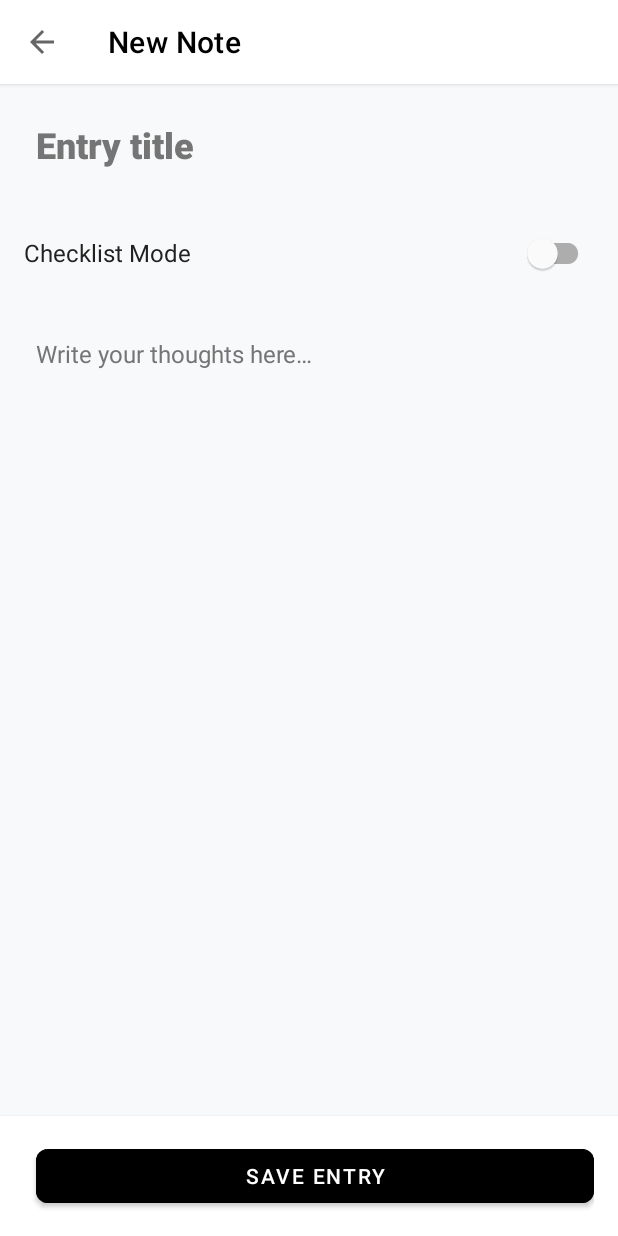
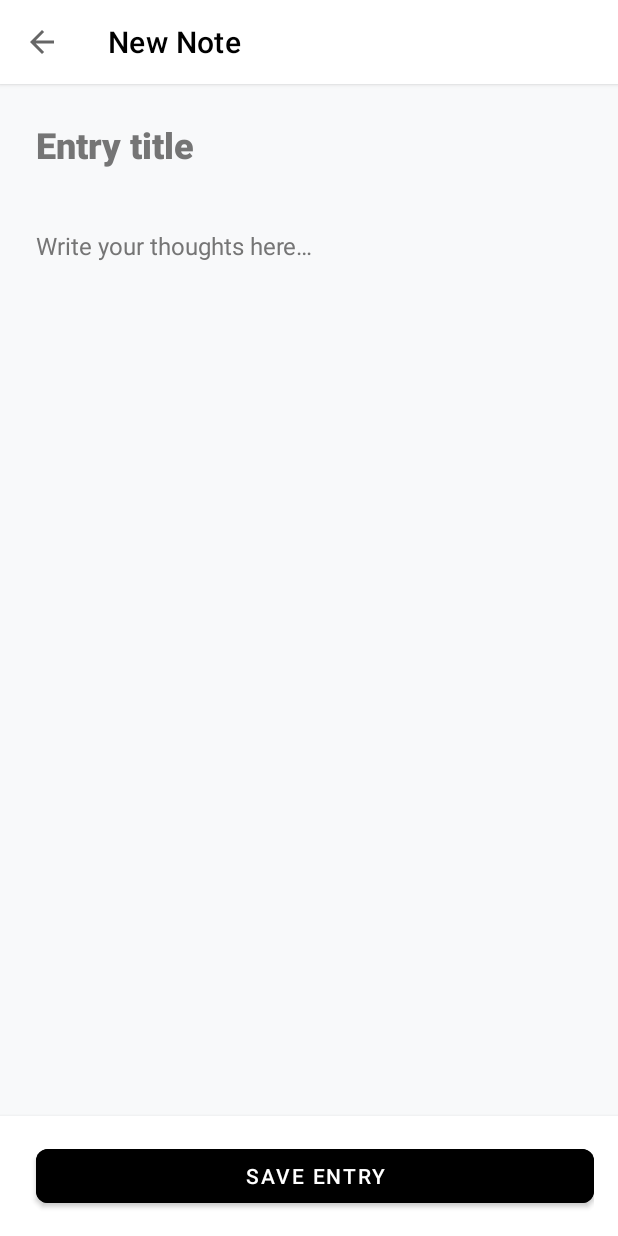
Before and after one commit to eums046/Mireve, an Android app: the AddEditDiaryActivity screen opened directly, with no data from a screen before it, on a phone screen of 412 x 824 dp. Run offline under Robolectric (Android 15) with nearby library versions, the phone set to English and light mode, and no system bars; our stand-ins replace Firebase (no records; nobody signed in at launch, a user with empty details on screens opened directly).

Commit message:
Refactor: Remove checklist functionality and simplify note creation
This commit removes the checklist feature from the note creation and editing screen (`AddEditDiaryActivity.kt`). The application will now only support plain text notes.

Key changes:

-   **Removed Checklist UI:**
    -   Deleted `item_checklist.xml`.
    -   Removed the `SwitchMaterial` for toggling between text and checklist mode from `activity_add_edit_diary.xml`.
    -   Removed the `RecyclerView` (`recyclerChecklist`) and associated "Add Item" button from `activity_add_edit_diary.xml`.
    -   The `cardTextContent` for plain text input is now always visible.
-   **Simplified `AddEditDiaryActivity.kt`:**
    -   Removed all logic related to `ChecklistAdapter`, `ChecklistItem`, and managing checklist items.
    -   `DiaryEntry` no longer stores `isChecklist` or `checklistItems`.
    -   Saving and loading logic now only handles title and content for plain text notes.
    -   The toolbar title now always reflects "Note" type.
    -   Implemented `OnBackPressedCallback` for consistent unsaved changes handling.
    -   Improved Firestore save logic to ensure the entry ID is correctly set when creating a new note.
-   **Updated String Resources:**
    -   Removed unused string `footer_text`.
-   **Build Configuration:**
    -   Added signing configuration for the release build in `app/build.gradle.kts`.
-   **Output Files:**
    -   Added release APK and baseline profile metadata.

```diff
--- a/app/build.gradle.kts
+++ b/app/build.gradle.kts
@@ -25,6 +25,7 @@ android {
                 getDefaultProguardFile("proguard-android-optimize.txt"),
                 "proguard-rules.pro"
             )
+            signingConfig = signingConfigs.getByName("debug")
         }
     }
     compileOptions {
--- a/app/src/main/res/layout/activity_add_edit_diary.xml
+++ b/app/src/main/res/layout/activity_add_edit_diary.xml
@@ -33,7 +33,6 @@
             android:orientation="vertical"
             android:padding="16dp">
 
-            <!-- Title Input -->
             <EditText
                 android:id="@+id/etTitle"
                 android:layout_width="match_parent"
@@ -52,42 +51,12 @@
                 android:autofillHints="none"
                 android:importantForAutofill="no" />
 
-            <!-- Type Switch -->
-            <LinearLayout
-                android:layout_width="match_parent"
-                android:layout_height="wrap_content"
-                android:orientation="horizontal"
-                android:gravity="center_vertical"
-                android:layout_marginBottom="24dp"
-                android:minHeight="48dp">
-
-                <TextView
-                    android:layout_width="0dp"
-                    android:layout_height="wrap_content"
-                    android:layout_weight="1"
-                    android:text="@string/checklist_mode"
-                    android:textSize="16sp"
-                    android:textColor="#212121"
-                    android:fontFamily="sans-serif" />
-
-                <com.google.android.material.switchmaterial.SwitchMaterial
-                    android:id="@+id/switchType"
-                    android:layout_width="wrap_content"
-                    android:layout_height="wrap_content"
-                    android:checked="false"
-                    android:minWidth="48dp"
-                    android:minHeight="48dp" />
-            </LinearLayout>
-
-            <!-- Text Content Card -->
             <LinearLayout
                 android:id="@+id/cardTextContent"
                 android:layout_width="match_parent"
                 android:layout_height="wrap_content"
                 android:orientation="vertical"
-                android:visibility="visible">
-
-                <EditText
+                android:visibility="visible"> <EditText
                 android:id="@+id/etContent"
                 android:layout_width="match_parent"
                 android:layout_height="wrap_content"
@@ -106,58 +75,9 @@
                 android:importantForAutofill="no" />
             </LinearLayout>
 
-            <!-- Checklist Content Card -->
-            <LinearLayout
-                android:id="@+id/cardChecklistContent"
-                android:layout_width="match_parent"
-                android:layout_height="wrap_content"
-                android:orientation="vertical"
-                android:visibility="gone">
-
-                <!-- Add Item Button -->
-                <LinearLayout
-                    android:layout_width="match_parent"
-                    android:layout_height="wrap_content"
-                    android:orientation="horizontal"
-                    android:gravity="center_vertical"
-                    android:layout_marginBottom="16dp"
-                    android:minHeight="48dp">
-
-                    <TextView
-                        android:layout_width="0dp"
-                        android:layout_height="wrap_content"
-                        android:layout_weight="1"
-                        android:text="@string/checklist_items"
-                        android:textSize="18sp"
-                        android:textColor="#212121"
-                        android:fontFamily="sans-serif-medium" />
-
-                    <com.google.android.material.button.MaterialButton
-                        android:id="@+id/btnAddChecklistItem"
-                        style="@style/Widget.MaterialComponents.Button.TextButton"
-                        android:layout_width="wrap_content"
-                        android:layout_height="wrap_content"
-                        android:text="@string/add_item"
-                        android:textSize="16sp"
-                        android:textColor="#212121"
-                        android:minWidth="48dp"
-                        android:minHeight="48dp" />
-                </LinearLayout>
-
-                <!-- Checklist Items -->
-                <androidx.recyclerview.widget.RecyclerView
-                    android:id="@+id/recyclerChecklist"
-                    android:layout_width="match_parent"
-                    android:layout_height="wrap_content"
-                    android:minHeight="100dp"
-                    android:nestedScrollingEnabled="false"
-                    tools:listitem="@layout/item_checklist" />
-            </LinearLayout>
-
         </LinearLayout>
     </androidx.core.widget.NestedScrollView>
 
-    <!-- Bottom Buttons -->
     <LinearLayout
         android:id="@+id/layoutButtons"
         android:layout_width="0dp"
--- a/app/src/main/res/values/strings.xml
+++ b/app/src/main/res/values/strings.xml
@@ -70,7 +70,6 @@
     <string name="back_to_main">Back to Main</string>
     <string name="add_new_note">Add New Note</string>
     <string name="about_subtitle">Meet Our Amazing Team</string>
-    <string name="footer_text">Made with ❤️ by the Mireve Team</string>
     <string name="entry_title_hint">Entry title</string>
     <string name="entry_type_label">Entry Type</string>
     <string name="checklist_mode">Checklist Mode</string>
```
Also changed, not shown: app/src/main/java/com/example/mireve/AddEditDiaryActivity.kt (+96 -145 lines), app/src/main/res/layout/item_checklist.xml (deleted, +0 -63 lines), 4 other files. Lines whose indentation alone changed are shown as unchanged.
